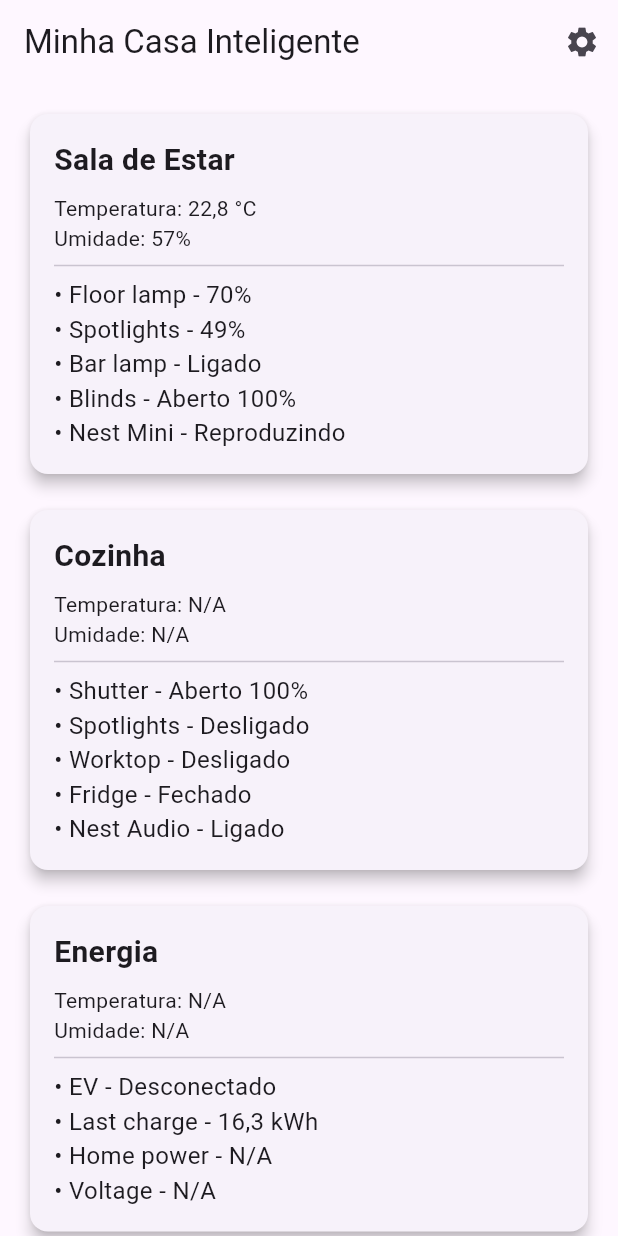
After one commit to joaovitor73/Smart-Home, a Flutter app: the HomeScreen screen opened directly, on a phone screen of 412 x 824 dp. The commit adds this screen. Run offline on Flutter 3.47's test engine with Material 3 defaults, Android fonts, the phone set to English and light mode, and no system bars; our stand-ins replace firebase_auth, firebase_core; accounts and stored records are empty.

Commit message:
Subindo a v1 da tela inicial do app

```diff
--- a/app/lib/main.dart
+++ b/app/lib/main.dart
@@ -1,4 +1,5 @@
 import 'package:app/core/configure_providers.dart';
+import 'package:app/ui/widgets/HomeScreen.dart';
 import 'package:firebase_core/firebase_core.dart';
 import 'package:flutter/material.dart';
 import 'package:provider/provider.dart';
@@ -68,6 +69,11 @@ class _AuthTestScreenState extends State<AuthTestScreen> {
       setState(() {
         _message = 'Login realizado com sucesso!';
       });
+      Navigator.pushReplacement(
+        // ignore: use_build_context_synchronously
+        context,
+        MaterialPageRoute(builder: (context) => const HomeScreen()),
+      );
     } catch (e) {
       setState(() {
         _message = 'Erro ao fazer login: $e';
--- /dev/null
+++ b/app/lib/ui/widgets/HomeScreen.dart
@@ -0,0 +1,70 @@
+import 'package:app/ui/widgets/RoomCard.dart';
+import 'package:flutter/material.dart';
+
+class HomeScreen extends StatelessWidget {
+  const HomeScreen({Key? key}) : super(key: key);
+
+  @override
+  Widget build(BuildContext context) {
+    return Scaffold(
+      appBar: AppBar(
+        title: const Text('Minha Casa Inteligente'),
+        actions: [
+          IconButton(
+            onPressed: () {
+              // Ação para configurar rotinas
+            },
+            icon: const Icon(Icons.settings),
+          ),
+        ],
+      ),
+      body: ListView(
+        padding: const EdgeInsets.all(16.0),
+        children: const [
+          // Card da Sala de Estar
+          RoomCard(
+            roomName: 'Sala de Estar',
+            temperature: '22,8 °C',
+            humidity: '57%',
+            devices: [
+              'Floor lamp - 70%',
+              'Spotlights - 49%',
+              'Bar lamp - Ligado',
+              'Blinds - Aberto 100%',
+              'Nest Mini - Reproduzindo',
+            ],
+          ),
+          SizedBox(height: 16.0),
+
+          // Card da Cozinha
+          RoomCard(
+            roomName: 'Cozinha',
+            temperature: 'N/A',
+            humidity: 'N/A',
+            devices: [
+              'Shutter - Aberto 100%',
+              'Spotlights - Desligado',
+              'Worktop - Desligado',
+              'Fridge - Fechado',
+              'Nest Audio - Ligado',
+            ],
+          ),
+          SizedBox(height: 16.0),
+
+          // Card da Energia
+          RoomCard(
+            roomName: 'Energia',
+            temperature: 'N/A',
+            humidity: 'N/A',
+            devices: [
+              'EV - Desconectado',
+              'Last charge - 16,3 kWh',
+              'Home power - N/A',
+              'Voltage - N/A',
+            ],
+          ),
+        ],
+      ),
+    );
+  }
+}
--- /dev/null
+++ b/app/lib/ui/widgets/RoomCard.dart
@@ -0,0 +1,52 @@
+import 'package:flutter/material.dart';
+
+class RoomCard extends StatelessWidget {
+  final String roomName;
+  final String temperature;
+  final String humidity;
+  final List<String> devices;
+
+  const RoomCard({
+    Key? key,
+    required this.roomName,
+    required this.temperature,
+    required this.humidity,
+    required this.devices,
+  }) : super(key: key);
+
+  @override
+  Widget build(BuildContext context) {
+    return Card(
+      elevation: 4.0,
+      shape: RoundedRectangleBorder(borderRadius: BorderRadius.circular(12.0)),
+      child: Padding(
+        padding: const EdgeInsets.all(16.0),
+        child: Column(
+          crossAxisAlignment: CrossAxisAlignment.start,
+          children: [
+            Text(
+              roomName,
+              style: const TextStyle(
+                fontSize: 20.0,
+                fontWeight: FontWeight.bold,
+              ),
+            ),
+            const SizedBox(height: 8.0),
+            Text('Temperatura: $temperature'),
+            Text('Umidade: $humidity'),
+            const Divider(height: 16.0),
+            Column(
+              crossAxisAlignment: CrossAxisAlignment.start,
+              children: devices
+                  .map((device) => Text(
+                        '• $device',
+                        style: const TextStyle(fontSize: 16.0),
+                      ))
+                  .toList(),
+            ),
+          ],
+        ),
+      ),
+    );
+  }
+}
```
